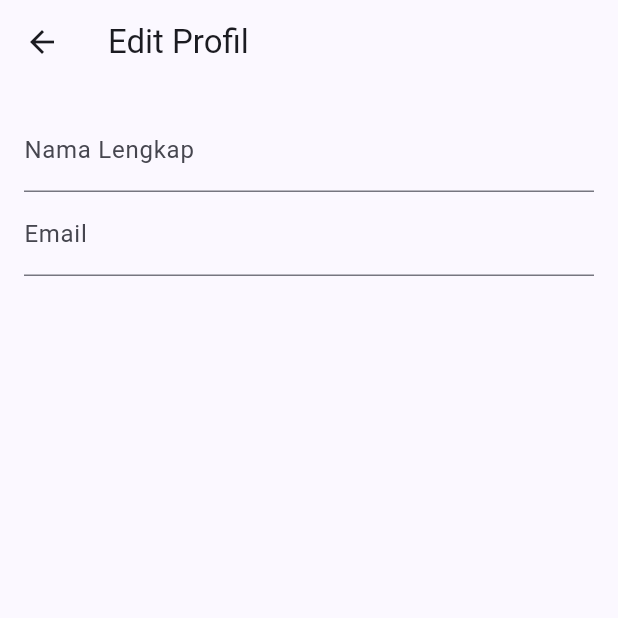
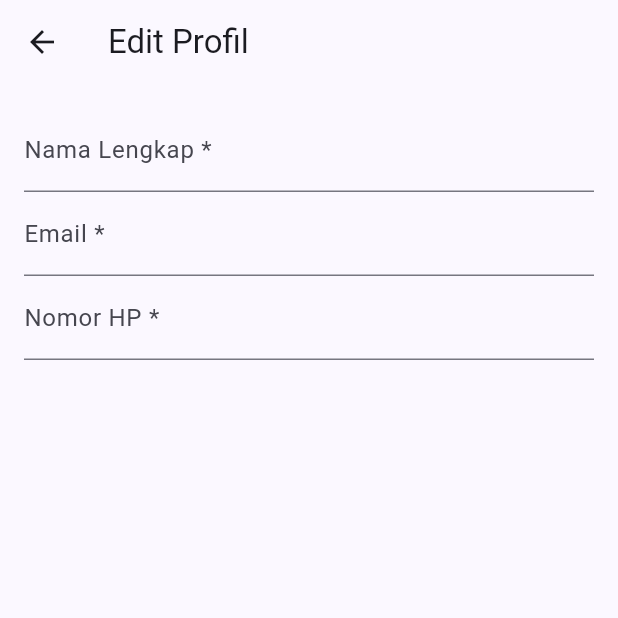
Before and after one commit to Alfin-NN/tumbal-proyek, a Flutter app: the EditProfilePage screen opened directly with empty values, on a phone screen of 412 x 824 dp, the top half of it. Run offline on Flutter 3.47's test engine with Material 3 defaults, Android fonts, the phone set to English and light mode, and no system bars.

Commit message:
feat(soal2-screens): tambahkan validasi regex email dan validasi panjang digit no hp

```diff
--- a/soal2_profil_app/lib/screens/edit_profile_page.dart
+++ b/soal2_profil_app/lib/screens/edit_profile_page.dart
@@ -1,7 +1,7 @@
 import 'package:flutter/material.dart';
 import '../models/profile.dart';
 
-// Halaman formulir edit data profil
+// Halaman formulir edit dengan validasi input
 class EditProfilePage extends StatefulWidget {
   final Profile currentProfile;
 
@@ -15,12 +15,14 @@ class _EditProfilePageState extends State<EditProfilePage> {
   final _formKey = GlobalKey<FormState>();
   late TextEditingController _namaController;
   late TextEditingController _emailController;
+  late TextEditingController _hpController;
 
   @override
   void initState() {
     super.initState();
     _namaController = TextEditingController(text: widget.currentProfile.nama);
     _emailController = TextEditingController(text: widget.currentProfile.email);
+    _hpController = TextEditingController(text: widget.currentProfile.hp);
   }
 
   @override
@@ -33,8 +35,32 @@ class _EditProfilePageState extends State<EditProfilePage> {
           key: _formKey,
           child: Column(
             children: [
-              TextFormField(controller: _namaController, decoration: const InputDecoration(labelText: 'Nama Lengkap')),
-              TextFormField(controller: _emailController, decoration: const InputDecoration(labelText: 'Email')),
+              TextFormField(
+                controller: _namaController,
+                decoration: const InputDecoration(labelText: 'Nama Lengkap *'),
+                validator: (v) => v!.trim().isEmpty ? 'Nama wajib diisi' : null,
+              ),
+              TextFormField(
+                controller: _emailController,
+                decoration: const InputDecoration(labelText: 'Email *'),
+                validator: (v) {
+                  if (v == null || v.trim().isEmpty) return 'Email wajib diisi';
+                  if (!RegExp(r'^[\w-\.]+@([\w-]+\.)+[\w-]{2,4}$').hasMatch(v.trim())) {
+                    return 'Format email tidak valid';
+                  }
+                  return null;
+                },
+              ),
+              TextFormField(
+                controller: _hpController,
+                decoration: const InputDecoration(labelText: 'Nomor HP *'),
+                validator: (v) {
+                  if (v == null || v.trim().isEmpty) return 'Nomor HP wajib diisi';
+                  if (!RegExp(r'^[0-9]+$').hasMatch(v.trim())) return 'Hanya boleh angka';
+                  if (v.trim().length < 10 || v.trim().length > 13) return 'Harus 10-13 digit';
+                  return null;
+                },
+              ),
             ],
           ),
         ),
```
